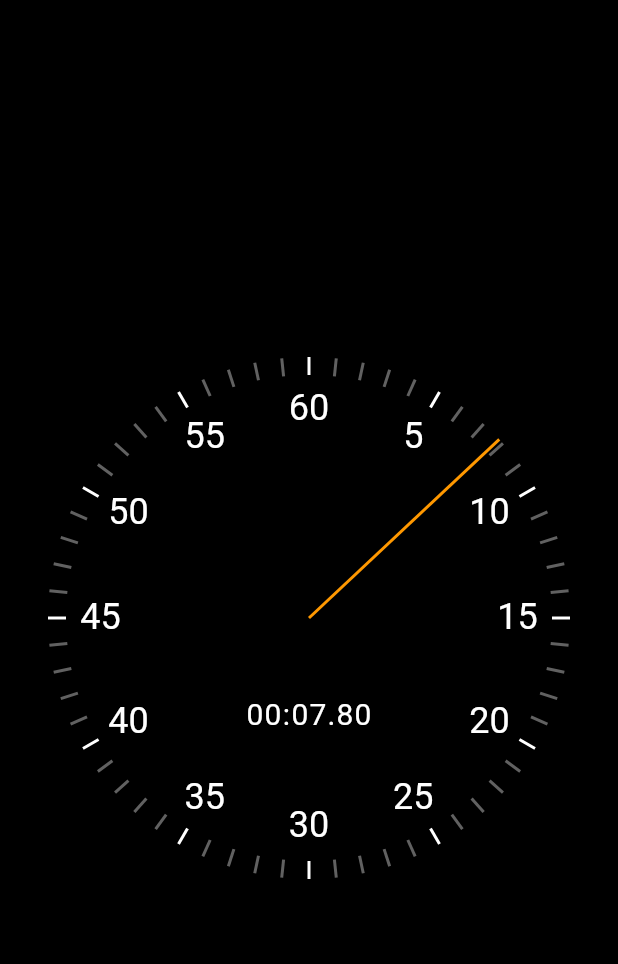
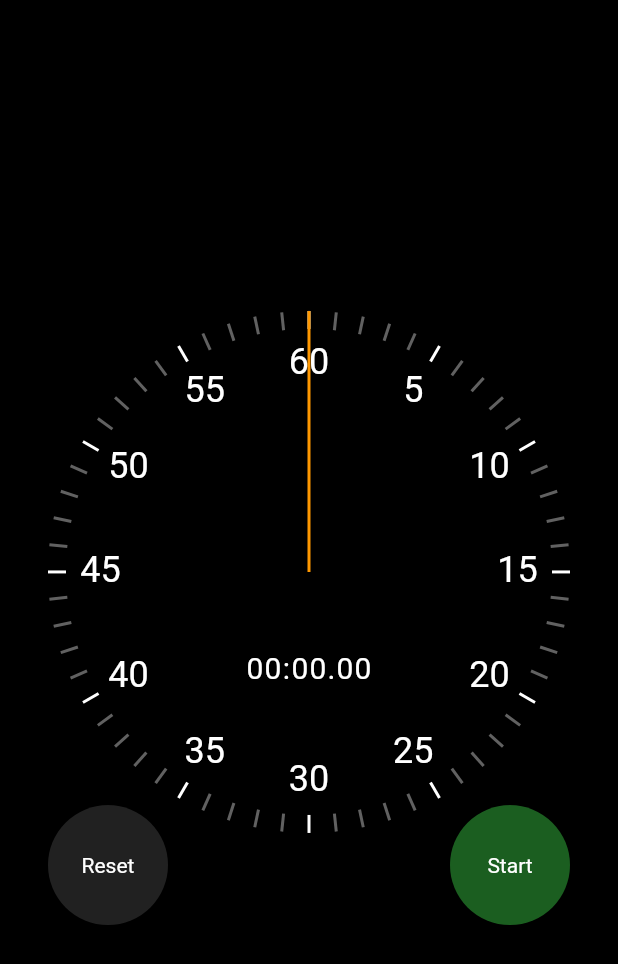
Before and after one commit to ahlgren1234/stopwatch, a Flutter app: the screen it shows after launch, on a phone screen of 412 x 824 dp. Shown: the top 964 px of the screen. Run offline on Flutter 3.47's test engine with Material 2 defaults, Android fonts, the phone set to English and light mode, and no system bars.

Commit message:
Add start/stop & reset button

```diff
--- a/lib/main.dart
+++ b/lib/main.dart
@@ -31,7 +31,7 @@ class MyHomePage extends StatelessWidget {
           child: Padding(
             padding: const EdgeInsets.all(32.0),
             child: AspectRatio(
-              aspectRatio: 1.0,
+              aspectRatio: 0.85,
               child: Stopwatch(),
             ),
           ),
--- a/lib/ui/stopwatch.dart
+++ b/lib/ui/stopwatch.dart
@@ -1,5 +1,7 @@
 import 'package:flutter/material.dart';
 import 'package:flutter/scheduler.dart';
+import 'package:stopwatch/ui/reset_button.dart';
+import 'package:stopwatch/ui/start_stop_button.dart';
 import 'package:stopwatch/ui/stopwatch_renderer.dart';
 // import 'package:stopwatch/ui/elapsed_time_text_basic.dart';
 import 'dart:async';
@@ -12,7 +14,10 @@ class Stopwatch extends StatefulWidget {
 
 class _StopwatchState extends State<Stopwatch>
     with SingleTickerProviderStateMixin {
-  Duration _elapsed = Duration.zero;
+  Duration _previouslyElapsed = Duration.zero;
+  Duration _currentlyElapsed = Duration.zero;
+  Duration get _elapsed => _previouslyElapsed + _currentlyElapsed;
+  bool _isRunning = false;
   late final Ticker _ticker;
 
   @override
@@ -20,10 +25,9 @@ class _StopwatchState extends State<Stopwatch>
     super.initState();
     _ticker = this.createTicker((elapsed) {
       setState(() {
-        _elapsed = elapsed;
+        _currentlyElapsed = elapsed;
       });
     });
-    _ticker.start();
   }
 
   @override
@@ -32,15 +36,62 @@ class _StopwatchState extends State<Stopwatch>
     super.dispose();
   }
 
+  void _toggleRunning() {
+    setState(() {
+      _isRunning = !_isRunning;
+      if (_isRunning) {
+        _ticker.start();
+      } else {
+        _ticker.stop();
+        _previouslyElapsed += _currentlyElapsed;
+        _currentlyElapsed = Duration.zero;
+      }
+    });
+  }
+
+  void _reset() {
+    _ticker.stop();
+    setState(() {
+      _isRunning = false;
+      _previouslyElapsed = Duration.zero;
+      _currentlyElapsed = Duration.zero;
+    });
+  }
+
   @override
   Widget build(BuildContext context) {
     return LayoutBuilder(
       builder: (context, constraints) {
         final radius = constraints.maxWidth / 2;
 
-        return StopwatchRenderer(
-          elapsed: _elapsed,
-          radius: radius,
+        return Stack(
+          children: [
+            StopwatchRenderer(
+              elapsed: _elapsed,
+              radius: radius,
+            ),
+            Align(
+              alignment: Alignment.bottomLeft,
+              child: SizedBox(
+                width: 80,
+                height: 80,
+                child: ResetButton(
+                  onPressed: _reset,
+                ),
+              ),
+            ),
+            Align(
+              alignment: Alignment.bottomRight,
+              child: SizedBox(
+                width: 80,
+                height: 80,
+                child: StartStopButton(
+                  isRunning: _isRunning,
+                  onPressed: _toggleRunning,
+                ),
+              ),
+            ),
+          ],
         );
       },
     );
```
